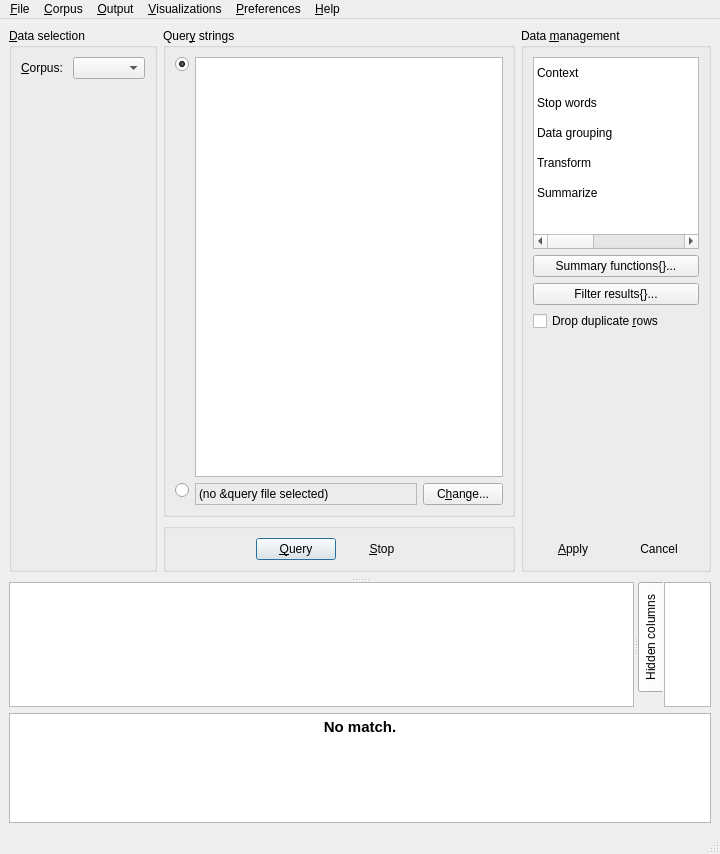
gkunter/coquery, file coquery/gui/ui/coquery.ui: the form before one commit.
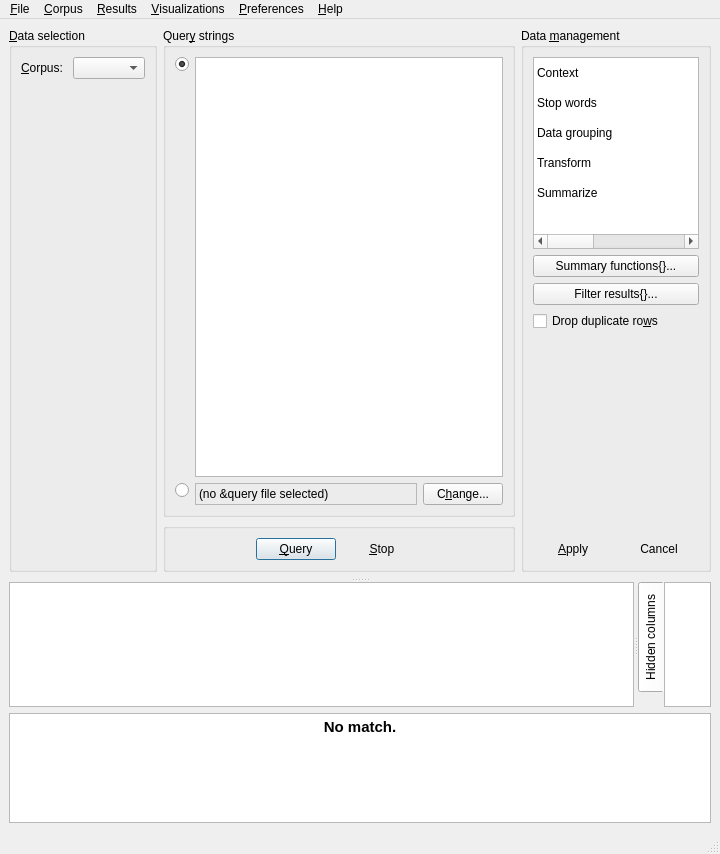
The form after the commit. Icons and pictures are not drawn. Custom widgets are drawn as their Qt base class.

Commit message: Rename 'Output' menu to 'Results'. Add menu entry 'Add function' (see Issue #194)

What changed in the file:
```diff
--- a/coquery/gui/ui/coquery.ui
+++ b/coquery/gui/ui/coquery.ui
@@ -689,7 +689,7 @@
                <item>
                 <widget class="QCheckBox" name="check_drop_duplicates">
                  <property name="text">
-                  <string>Drop duplicate &amp;rows</string>
+                  <string>Drop duplicate ro&amp;ws</string>
                  </property>
                 </widget>
                </item>
@@ -973,7 +973,7 @@
    </widget>
    <widget class="QMenu" name="menu_Results">
     <property name="title">
-     <string>&amp;Output</string>
+     <string>&amp;Results</string>
     </property>
     <addaction name="action_column_properties"/>
     <addaction name="action_show_hidden"/>
```
Left out of the diff: 9 changed lines with no effect on the pictures. The commit also changes 2 other files.
